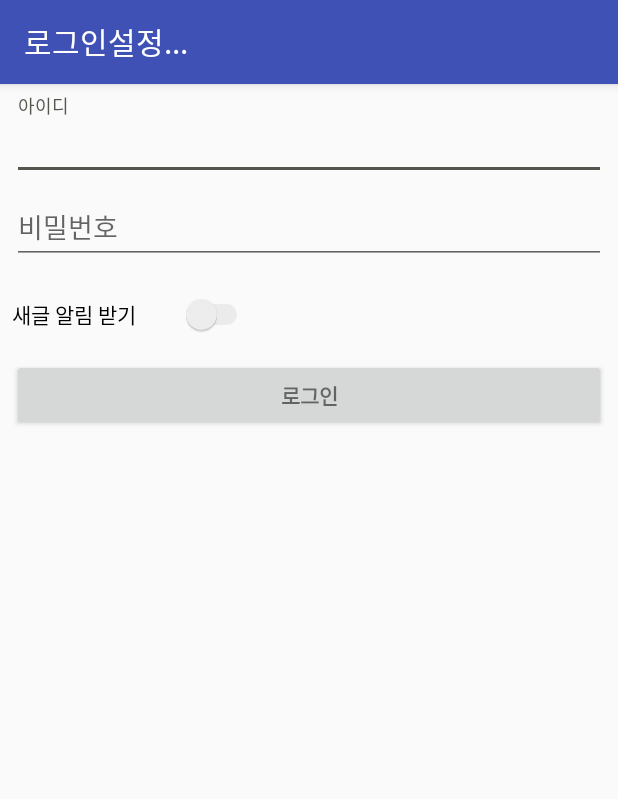
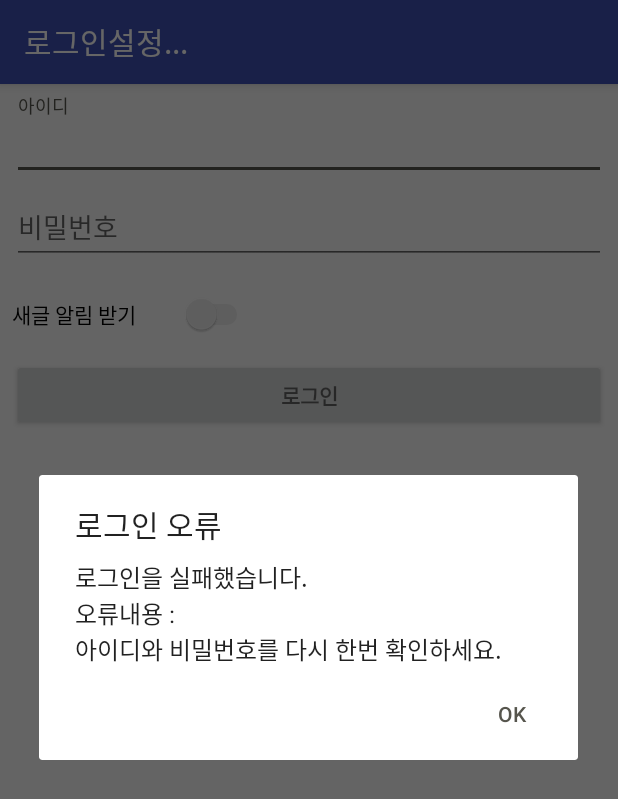
Before and after one commit to panicstyle/aGongdong, an Android app: the LoginActivity screen opened directly, with no data from a screen before it, after a tap on "로그인", on a phone screen of 412 x 824 dp. Shown: the top 799 px of the screen. Run offline under Robolectric (Android 15) with nearby library versions, the phone set to English and light mode, and no system bars.

Commit message:
로그인 문제 해결

```diff
--- a/app/src/main/java/com/panicstyle/Gongdong/Login.java
+++ b/app/src/main/java/com/panicstyle/Gongdong/Login.java
@@ -38,16 +38,19 @@ public class Login {
 				"</params>\n" +
 				"</methodCall>";
 
+		System.out.println("Login Param : " + strLoginParam);
+
 		// Logout
 //		httpRequest.requestGet(httpClient, httpContext, logoutURL, referer, "utf-8");
 		// Login 호출후 302 리턴됨. /front 를 다시 호출해야지 로그인 결과를 알 수 있음.
 		String result = httpRequest.requestPost(url, strLoginParam, referer, "utf-8");
+		System.out.println("Login Result : " + result);
 
 		if (result.indexOf("<error>0</error>") <= 0) {
 			String errMsg = "Login Fail";
 	    	System.out.println(errMsg);
 			// link
-			String m_strErrorMsg = Utils.getMatcherFirstString("(?<=<message>)(.|\\n)*?(?=</message>)", result);
+			m_strErrorMsg = Utils.getMatcherFirstString("(?<=<message>)(.|\\n)*?(?=</message>)", result);
 	        return 0;
 		}
     	System.out.println("Login Success");
--- a/app/src/main/java/com/panicstyle/Gongdong/LoginActivity.java
+++ b/app/src/main/java/com/panicstyle/Gongdong/LoginActivity.java
@@ -20,6 +20,7 @@ public class LoginActivity extends AppCompatActivity implements Runnable {
 	private ProgressDialog m_pd;
 	private int m_LoginStatus;
 	GongdongApplication m_app;
+	private String m_strErrorMsg;
 
 
 	public void onCreate(Bundle savedInstanceState) {
@@ -77,6 +78,13 @@ public class LoginActivity extends AppCompatActivity implements Runnable {
 				getParent().setResult(Activity.RESULT_OK);
 			}
 			finish();
+		} else {
+			AlertDialog.Builder ab = null;
+			ab = new AlertDialog.Builder( this );
+			ab.setMessage( "로그인을 실패했습니다.\n오류내용 : " + m_strErrorMsg + "\n아이디와 비밀번호를 다시 한번 확인하세요.");
+			ab.setPositiveButton(android.R.string.ok, null);
+			ab.setTitle("로그인 오류");
+			ab.show();
 		}
 	}
 
@@ -85,29 +93,31 @@ public class LoginActivity extends AppCompatActivity implements Runnable {
 		EditText textPW = (EditText) findViewById(R.id.password);
 		Switch switchYN = (Switch) findViewById(R.id.pusy_yn);
 
-		m_setInfo.m_userId = textID.getText().toString();
-		m_setInfo.m_userPw = textPW.getText().toString();
-		m_setInfo.m_pushYN = switchYN.isChecked();
+		String userId = textID.getText().toString();
+		String userPw = textPW.getText().toString();
+		boolean pushYN = switchYN.isChecked();
+
+		System.out.println("Login userId : " + userId);
+		System.out.println("Login userPw : " + userPw);
 
 		Login login = new Login();
-		int loginStatus = login.LoginTo(this, m_app.m_httpRequest, m_setInfo.m_userId, m_setInfo.m_userPw);
-		String strErrorMsg = login.m_strErrorMsg;
+		int loginStatus = login.LoginTo(this, m_app.m_httpRequest, userId, userPw);
+		m_strErrorMsg = login.m_strErrorMsg;
 
 		if (loginStatus <= 0) {
-			AlertDialog.Builder ab = null;
-			ab = new AlertDialog.Builder( this );
-			ab.setMessage( "로그인을 실패했습니다.\n오류내용 : " + strErrorMsg + "\n아이디와 비밀번호를 다시 한번 확인하세요.");
-			ab.setPositiveButton(android.R.string.ok, null);
-			ab.setTitle("로그인 오류");
-			ab.show();
+			m_LoginStatus = -1;
+			return ;
+		} else {
+			m_setInfo.m_userId = userId;
+			m_setInfo.m_userPw = userPw;
+			m_setInfo.m_pushYN = pushYN;
+			m_setInfo.SaveUserInfo(this);
 
-			return ;
+			m_LoginStatus = 1;
 		}
-		m_setInfo.SaveUserInfo(this);
-
-		m_LoginStatus = 1;
 
 		m_app.m_strUserId = m_setInfo.m_userId;
+		m_app.m_strUserPw = m_setInfo.m_userPw;
 		m_app.m_nPushYN = m_setInfo.m_pushYN;
 
 //		Toast.makeText(this, "저장합니다", Toast.LENGTH_SHORT).show();
--- a/app/src/main/java/com/panicstyle/Gongdong/SetInfo.java
+++ b/app/src/main/java/com/panicstyle/Gongdong/SetInfo.java
@@ -93,7 +93,7 @@ public class SetInfo {
             if (obj.has("push_yn")) {
                 m_pushYN = obj.getBoolean("push_yn");
             } else {
-                m_pushYN = true;
+                m_pushYN = false;
             }
 
         } catch(FileNotFoundException e){
```
Also changed, not shown: app/src/main/java/com/panicstyle/Gongdong/MainActivity.java (+33 -14 lines).
